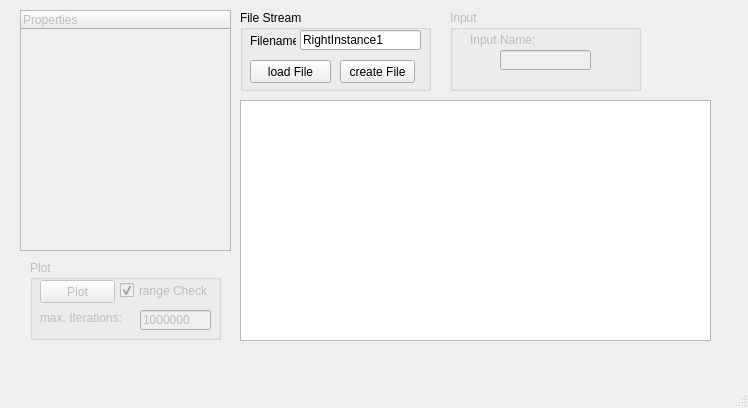
Old version of the form Qt_Plot/qcustomplot_Development/BPDL_Simulator/BPDL_Simulator/mainwindow.ui in the repository ChaseN7/Thesis.
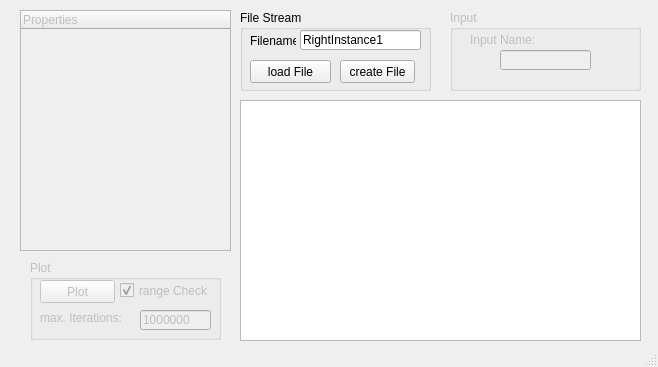
New version of the form.

Diff of the .ui file:
```diff
--- a/Qt_Plot/qcustomplot_Development/BPDL_Simulator/BPDL_Simulator/mainwindow.ui
+++ b/Qt_Plot/qcustomplot_Development/BPDL_Simulator/BPDL_Simulator/mainwindow.ui
@@ -6,8 +6,8 @@
    <rect>
     <x>0</x>
     <y>0</y>
-    <width>748</width>
-    <height>408</height>
+    <width>658</width>
+    <height>367</height>
    </rect>
   </property>
   <property name="windowTitle">
@@ -221,7 +221,7 @@
      <rect>
       <x>240</x>
       <y>100</y>
-      <width>471</width>
+      <width>401</width>
       <height>241</height>
      </rect>
     </property>
```
